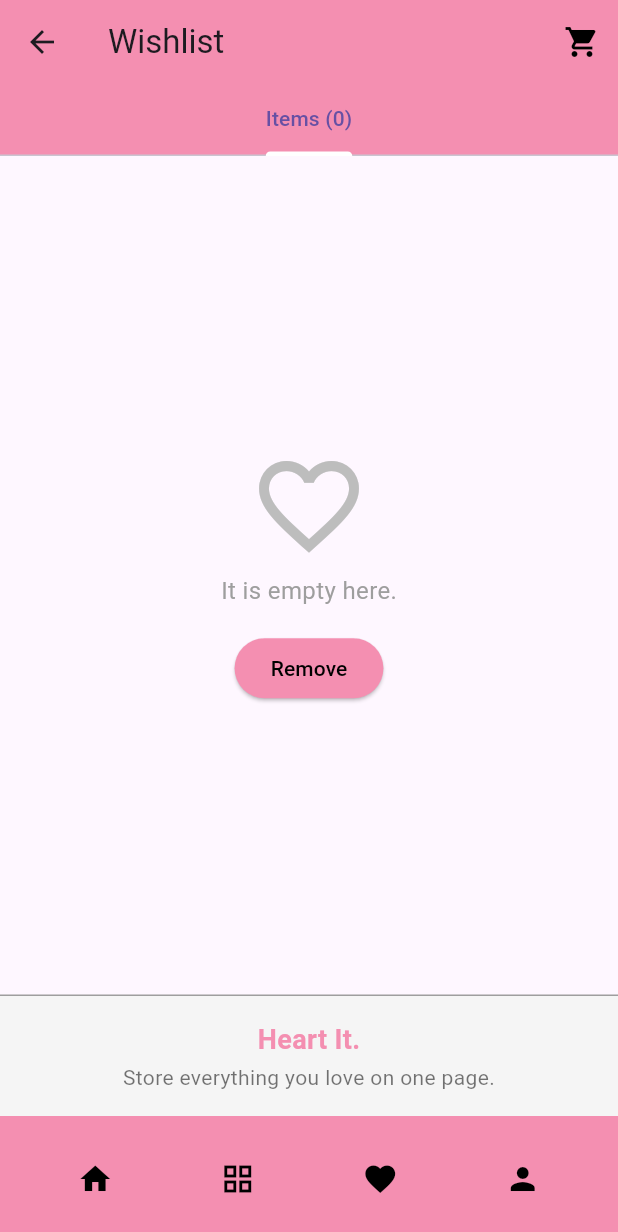
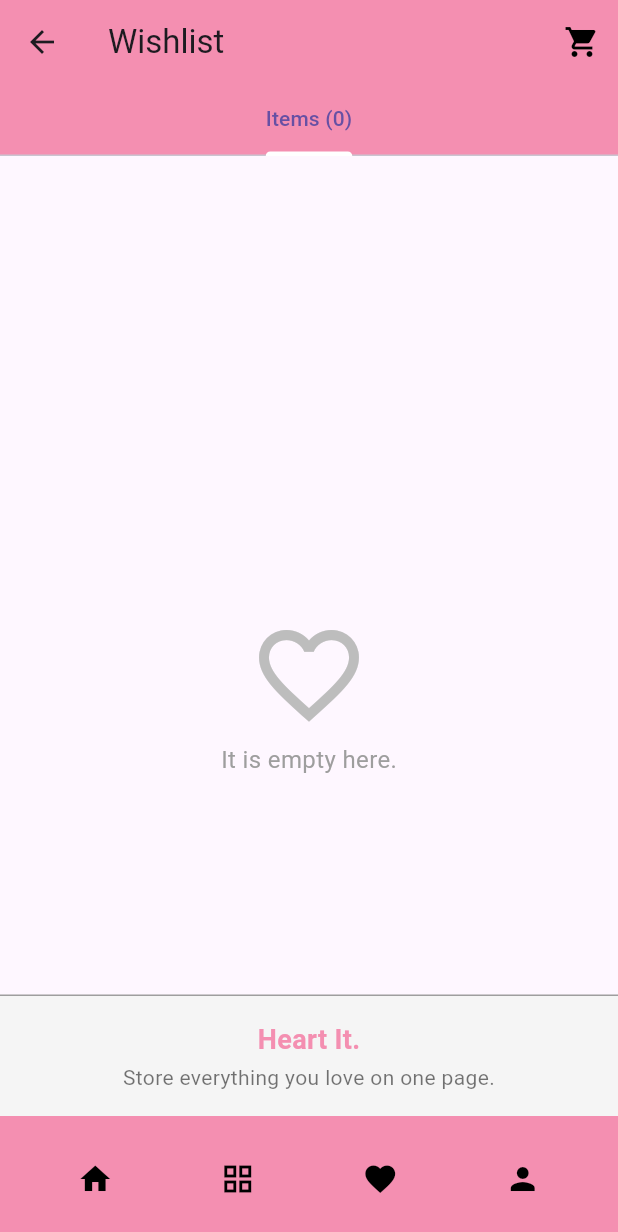
Before and after one commit to umaira188/MirrorMe, a Flutter app: the WishlistScreen screen opened by its route, on a phone screen of 412 x 824 dp. Shown: the top 1232 px of the screen. Run offline on Flutter 3.47's test engine with Material 3 defaults, Android fonts, the phone set to English and light mode, and no system bars.

Commit message:
second commit

```diff
--- a/lib/main.dart
+++ b/lib/main.dart
@@ -45,7 +45,7 @@ class MirrorMeApp extends StatelessWidget {
         '/description': (context) => const DescriptionScreen(),
         '/cart': (context) => const CartScreen(),
         '/profile': (context) => const ProfileScreen(), // ProfileScreen route
-        '/wishlist': (context) => const WishlistScreen(),
+        '/wishlist': (context) => WishlistScreen(), // Pass required parameter
       },
       initialRoute: '/', // Start at the Login screen
     );
--- a/lib/wishlist.dart
+++ b/lib/wishlist.dart
@@ -1,5 +1,3 @@
-// ignore_for_file: prefer_const_constructors
-
 import 'package:flutter/material.dart';
 
 class WishlistScreen extends StatelessWidget {
@@ -30,14 +28,22 @@ class WishlistScreen extends StatelessWidget {
             ],
           ),
         ),
-        body: Column(
+        body: SafeArea(
+          child: Column(
             crossAxisAlignment: CrossAxisAlignment.stretch,
             children: [
+              // TabBarView
               Expanded(
                 child: TabBarView(
                   children: [
-                  // Empty Items Section
-                  Center(
+                    // Centered Content with Scroll Support for Landscape
+                    SingleChildScrollView(
+                      child: ConstrainedBox(
+                        constraints: BoxConstraints(
+                          minHeight: MediaQuery.of(context).size.height -
+                              (MediaQuery.of(context).padding.top + 56 + 48), // Account for AppBar and TabBar
+                        ),
+                        child: Center(
                           child: Column(
                             mainAxisAlignment: MainAxisAlignment.center,
                             children: [
@@ -53,27 +59,20 @@ class WishlistScreen extends StatelessWidget {
                                 'It is empty here.',
                                 style: TextStyle(
                                   fontSize: 16,
-                            color:
-                                isDarkMode ? Colors.grey.shade300 : Colors.grey,
-                          ),
-                        ),
-                        const SizedBox(height: 16),
-                        ElevatedButton(
-                          onPressed: () {},
-                          style: ElevatedButton.styleFrom(
-                            backgroundColor: Colors.pink.shade200,
-                            foregroundColor:
-                                isDarkMode ? Colors.white : Colors.black,
-                          ),
-                          child: const Text('Remove'),
-                        ),
-                      ],
+                                  color: isDarkMode
+                                      ? Colors.grey.shade300
+                                      : Colors.grey,
                                 ),
                               ),
                             ],
                           ),
                         ),
-            // "Heart It" section
+                      ),
+                    ),
+                  ],
+                ),
+              ),
+              // "Heart It" Section
               Container(
                 padding: const EdgeInsets.all(16.0),
                 decoration: BoxDecoration(
@@ -85,8 +84,6 @@ class WishlistScreen extends StatelessWidget {
                     ), // Top border
                   ),
                 ),
-              child: SingleChildScrollView(
-                // Added SingleChildScrollView
                 child: Column(
                   children: [
                     Text(
@@ -103,12 +100,11 @@ class WishlistScreen extends StatelessWidget {
                       textAlign: TextAlign.center,
                       style: TextStyle(color: Colors.black54),
                     ),
-                    // ...existing code...
                   ],
                 ),
               ),
-            )
             ],
+          ),
         ),
         // Bottom Navigation Bar
         bottomNavigationBar: BottomAppBar(
@@ -118,10 +114,8 @@ class WishlistScreen extends StatelessWidget {
             child: Row(
               mainAxisAlignment:
                   MediaQuery.of(context).orientation == Orientation.portrait
-                      ? MainAxisAlignment
-                          .spaceAround // Spread icons in portrait mode
-                      : MainAxisAlignment
-                          .spaceEvenly, // Add more spacing in landscape mode
+                      ? MainAxisAlignment.spaceAround
+                      : MainAxisAlignment.spaceEvenly,
               children: [
                 IconButton(
                   icon: const Icon(Icons.home, color: Colors.black),
```
Lines whose indentation alone changed are shown as unchanged.
